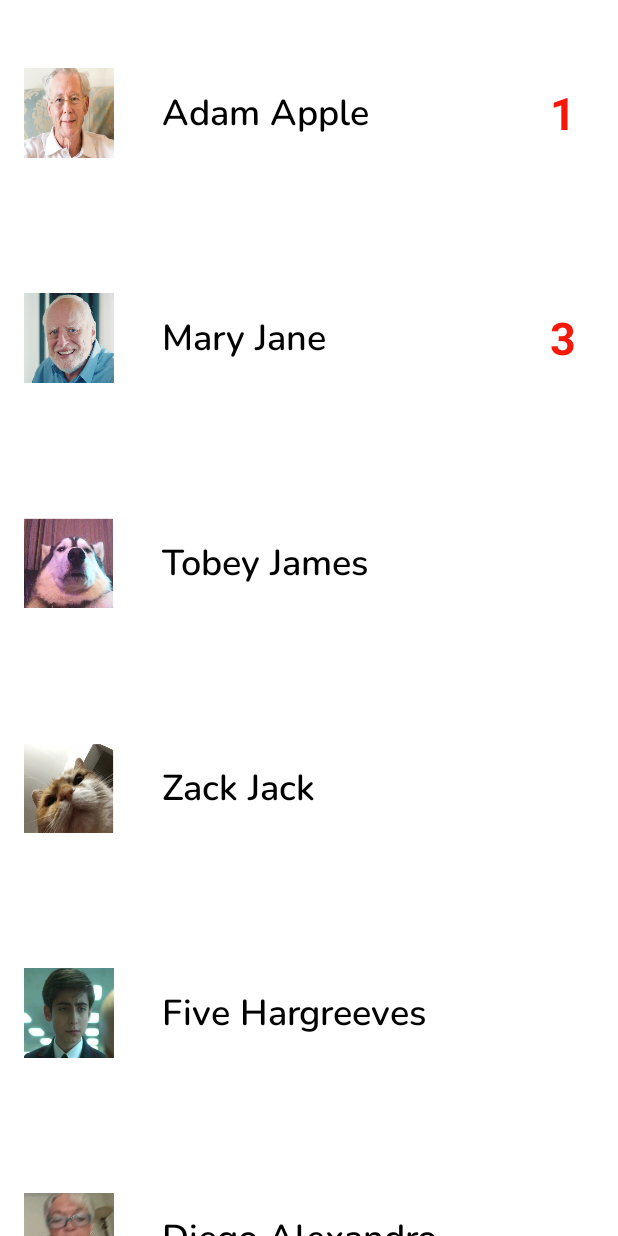
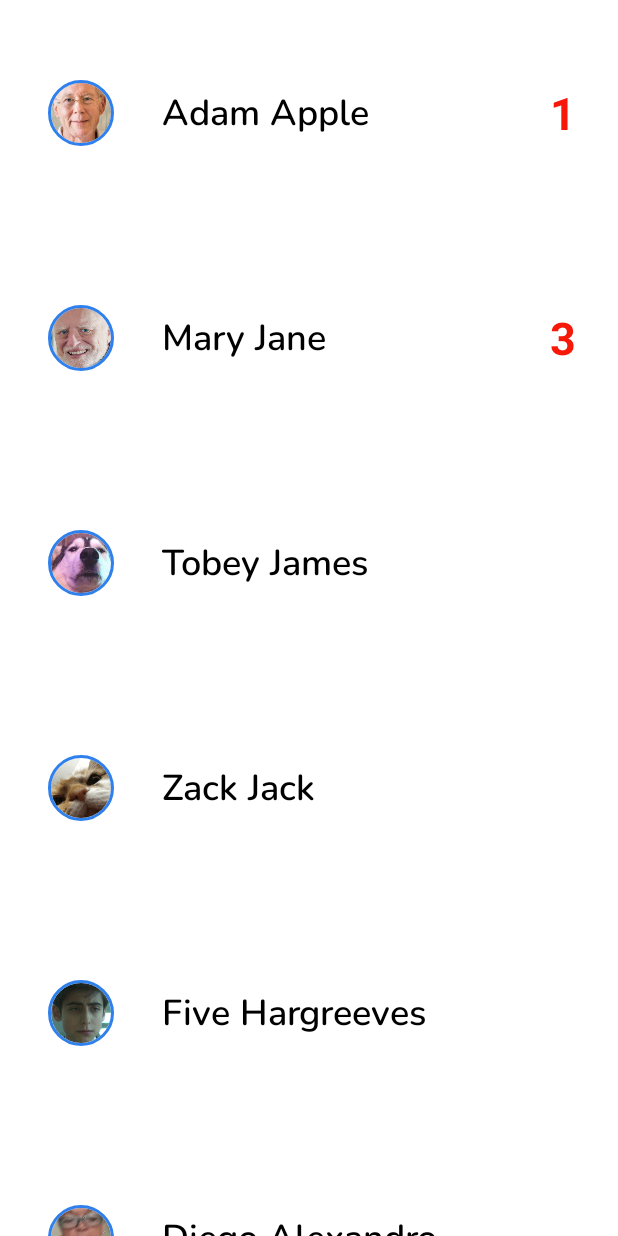
Before and after one commit to qyyao/Stormhacks2021, an Android app: the SeniorsListPage screen opened directly, with no data from a screen before it, on a phone screen of 412 x 824 dp. Run offline under Robolectric (Android 15) with nearby library versions, the phone set to English and light mode, and no system bars; our stand-ins replace CircleImageView.

Commit message:
Circle image on Senior list

```diff
--- a/app/src/main/java/com/example/stormhacks2021/SeniorRecyclerAdapter.java
+++ b/app/src/main/java/com/example/stormhacks2021/SeniorRecyclerAdapter.java
@@ -63,7 +63,7 @@ public class SeniorRecyclerAdapter extends RecyclerView.Adapter<SeniorRecyclerAd
             holder.notificationsNumber.setText(notifNumber);
         }
 
-        holder.profilePicture.setBackgroundResource(seniorsList.get(position).getProfilePicture());
+        holder.profilePicture.setImageResource(seniorsList.get(position).getProfilePicture());
     }
 
     @Override
```
